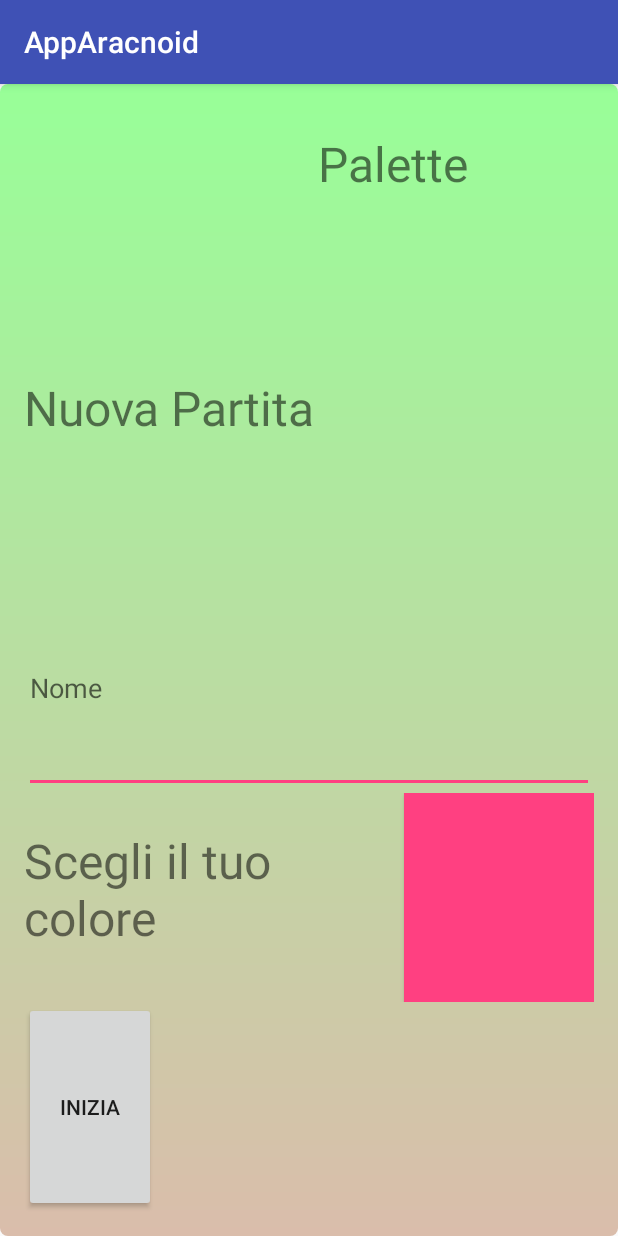
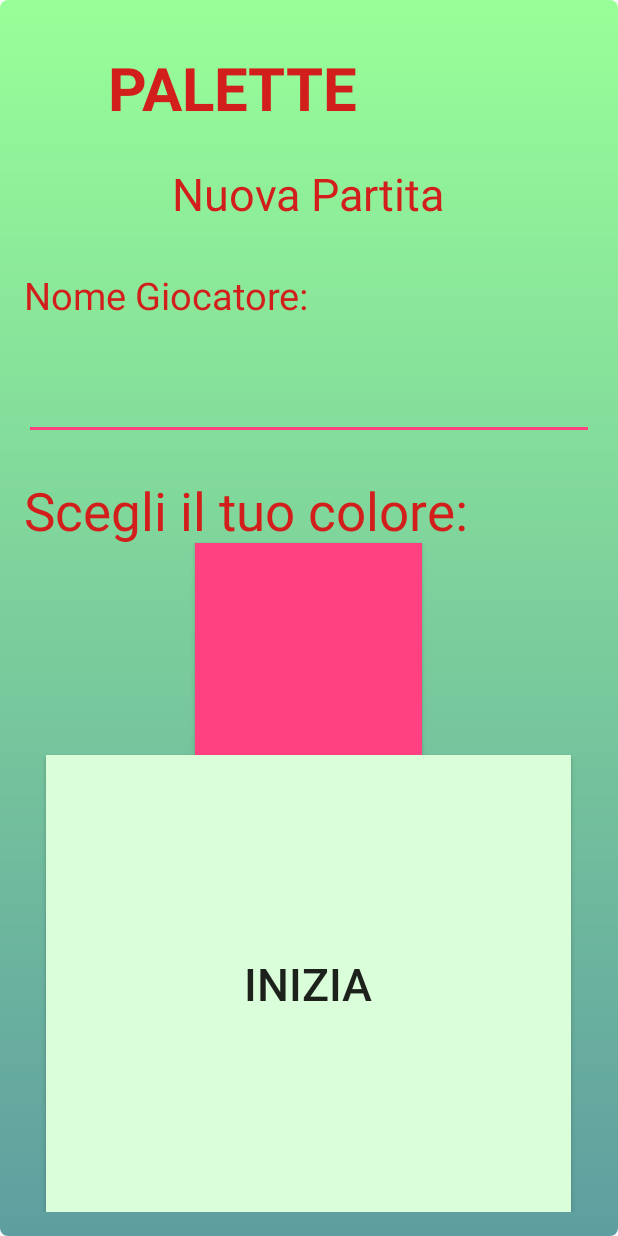
Before and after one commit to RiccardoMollo/appAracnoid, an Android app: the screen it shows after launch (NuovaPartita), on a phone screen of 412 x 824 dp. Run offline under Robolectric (Android 15) with nearby library versions, the phone set to English and light mode, and no system bars.

Commit message:
Impostato in parte il layout dell'activity principale ('Nuova Partita')

```diff
--- a/app/src/main/res/drawable/background_livello.xml
+++ b/app/src/main/res/drawable/background_livello.xml
@@ -1,8 +1,8 @@
 <?xml version="1.0" encoding="utf-8"?>
 <shape xmlns:android="http://schemas.android.com/apk/res/android" >
     <gradient
-        android:startColor="#FFD1DC"
-        android:endColor="#991199"
+        android:startColor="#5F9EA0"
+        android:endColor="#98FF98"
         android:angle="90"/>
     <corners android:radius="5dp"/>
 </shape>
--- a/app/src/main/res/drawable/background_main.xml
+++ b/app/src/main/res/drawable/background_nuovapartita.xml
@@ -1,7 +1,7 @@
 <?xml version="1.0" encoding="utf-8"?>
 <shape xmlns:android="http://schemas.android.com/apk/res/android" >
     <gradient
-        android:startColor="#DABDAB"
+        android:startColor="#5F9EA0"
         android:endColor="#98FF98"
         android:angle="90"/>
     <corners android:radius="5dp"/>
--- a/app/src/main/res/drawable/background_risultati.xml
+++ b/app/src/main/res/drawable/background_risultati.xml
@@ -1,8 +1,8 @@
 <?xml version="1.0" encoding="utf-8"?>
 <shape xmlns:android="http://schemas.android.com/apk/res/android" >
     <gradient
-        android:startColor="#00CC99"
-        android:endColor="#2669DE"
+        android:startColor="#5F9EA0"
+        android:endColor="#98FF98"
         android:angle="90"/>
     <corners android:radius="5dp"/>
 </shape>
--- a/app/src/main/res/layout/activity_nuovapartita.xml
+++ b/app/src/main/res/layout/activity_nuovapartita.xml
@@ -9,70 +9,82 @@
     android:paddingRight="@dimen/activity_horizontal_margin"
     android:paddingTop="@dimen/activity_vertical_margin"
     android:orientation="vertical"
-    android:background="@drawable/background_main"
+    android:background="@drawable/background_nuovapartita"
     tools:context="com.example.utente.apparacnoid.NuovaPartita">
 
     <TextView
-        android:text="Palette"
+        android:id="@+id/textView1"
         android:layout_width="wrap_content"
-        android:layout_height="0dp"
-        android:layout_weight="1"
-        android:layout_marginStart="56dp"
-        android:layout_marginTop="15dp"
-        android:textSize="32sp"
-        android:layout_gravity="center"
-        android:id="@+id/textView1" />
+        android:layout_height="wrap_content"
+        android:layout_gravity="center_vertical"
+        android:layout_marginStart="56dip"
+        android:layout_marginTop="15dip"
+        android:gravity="center"
+        android:text="PALETTE"
+        android:textColor="#D21F1B"
+        android:textSize="40sp"
+        android:textStyle="bold" />
 
     <TextView
         android:text="Nuova Partita"
         android:layout_width="wrap_content"
-        android:layout_height="0dp"
-        android:layout_weight="1"
-        android:layout_marginTop="23dp"
-        android:textSize="32sp"
-        android:id="@+id/textView2" />
+        android:layout_height="wrap_content"
+        android:layout_marginTop="23dip"
+        android:textSize="30sp"
+        android:layout_gravity="center"
+        android:textColor="#D21F1B"
+        android:id="@+id/textView2"
+        android:layout_weight="0.10" />
+
+    <TextView
+        android:id="@+id/nome_tv"
+        android:text="Nome Giocatore:"
+        android:layout_width="match_parent"
+        android:layout_height="wrap_content"
+        android:textColor="#D21F1B"
+        android:textSize="25sp"
+        android:layout_weight="0.06" />
 
     <EditText
         android:id="@+id/nome_et"
         android:layout_width="match_parent"
-        android:layout_height="0dp"
-        android:layout_weight="1"
-        android:hint="Nome" />
+        android:layout_height="wrap_content"
+        android:hint=""
+        android:textSize="30sp"/>
 
-    <LinearLayout
-        android:layout_width="match_parent"
-        android:layout_height="0dp"
-        android:layout_weight="1"
-        android:orientation="horizontal">
 
-        <TextView
-            android:text="Scegli il tuo colore"
-            android:layout_width="0dp"
-            android:layout_height="match_parent"
-            android:layout_weight="2"
-            android:layout_marginTop="23dp"
-            android:textSize="32sp"
-            android:id="@+id/textView3"/>
 
-        <Button
+    <TextView
+            android:id="@+id/textView3"
+            android:layout_width="wrap_content"
+            android:layout_height="45dip"
+            android:layout_marginTop="23dip"
+            android:text="Scegli il tuo colore:"
+            android:textColor="#D21F1B"
+            android:textSize="35sp" />
+
+    <Button
             android:id="@+id/scegli_colore"
-            android:layout_width="0dp"
-            android:layout_height="match_parent"
-            android:layout_weight="1"
+            android:layout_width="151dip"
+            android:layout_height="141dip"
             android:background="@color/colorAccent"
-            android:onClick="change"
-            />
-
-    </LinearLayout>
+            android:layout_gravity="center"
+            android:onClick="change" />
 
     <Button
         android:id="@+id/inizia"
-        android:layout_width="wrap_content"
-        android:layout_height="0dp"
+        android:layout_width="350dip"
+        android:layout_height="0dip"
+        android:layout_gravity="center"
         android:layout_weight="1"
-        android:text="Inizia"
+        android:background="#DAFDDA"
+        android:textSize="30sp"
         android:onClick="start"
-        />
+        android:text="Inizia" />
+
+
+
+
 
 
 </LinearLayout>
--- a/app/src/main/res/values/styles.xml
+++ b/app/src/main/res/values/styles.xml
@@ -1,7 +1,7 @@
 <resources>
 
     <!-- Base application theme. -->
-    <style name="AppTheme" parent="Theme.AppCompat.Light.DarkActionBar">
+    <style name="AppTheme" parent="Theme.AppCompat.Light.NoActionBar">
         <!-- Customize your theme here. -->
         <item name="colorPrimary">@color/colorPrimary</item>
         <item name="colorPrimaryDark">@color/colorPrimaryDark</item>
```
Also changed, not shown: app/src/main/res/drawable/sfondo.jpg (added), app/src/main/res/drawable/sfondo1.jpg (added), app/src/main/res/drawable/sfondo2.jpg (added), app/src/main/res/drawable/sfondo_prova.jpg (added).
